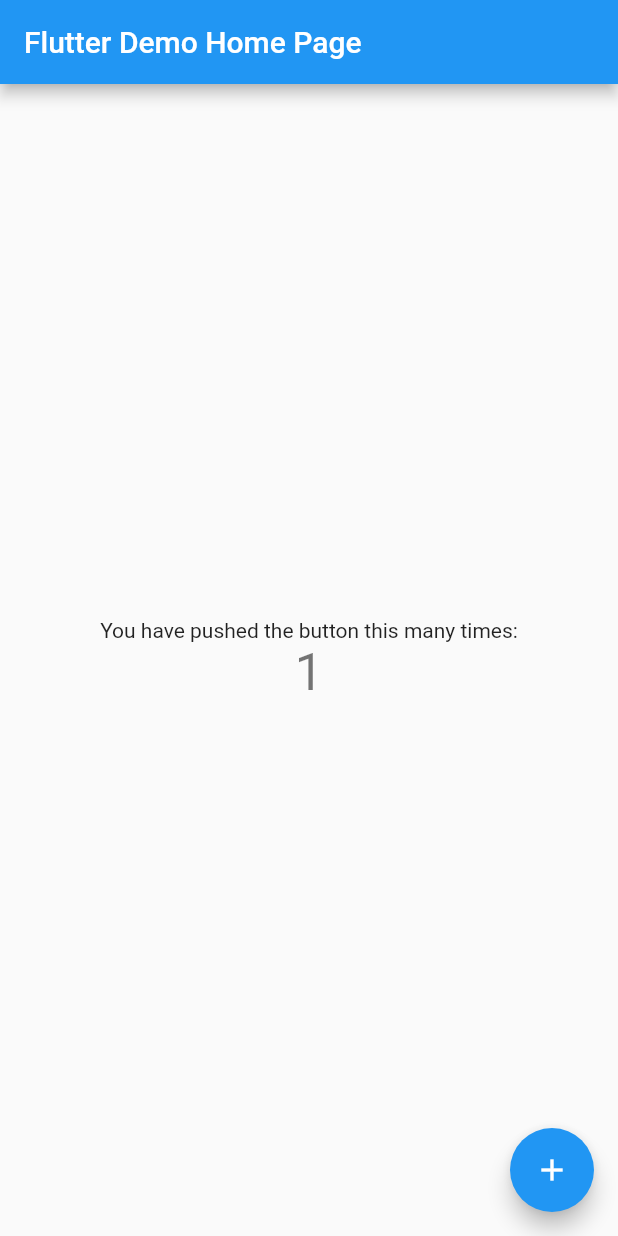
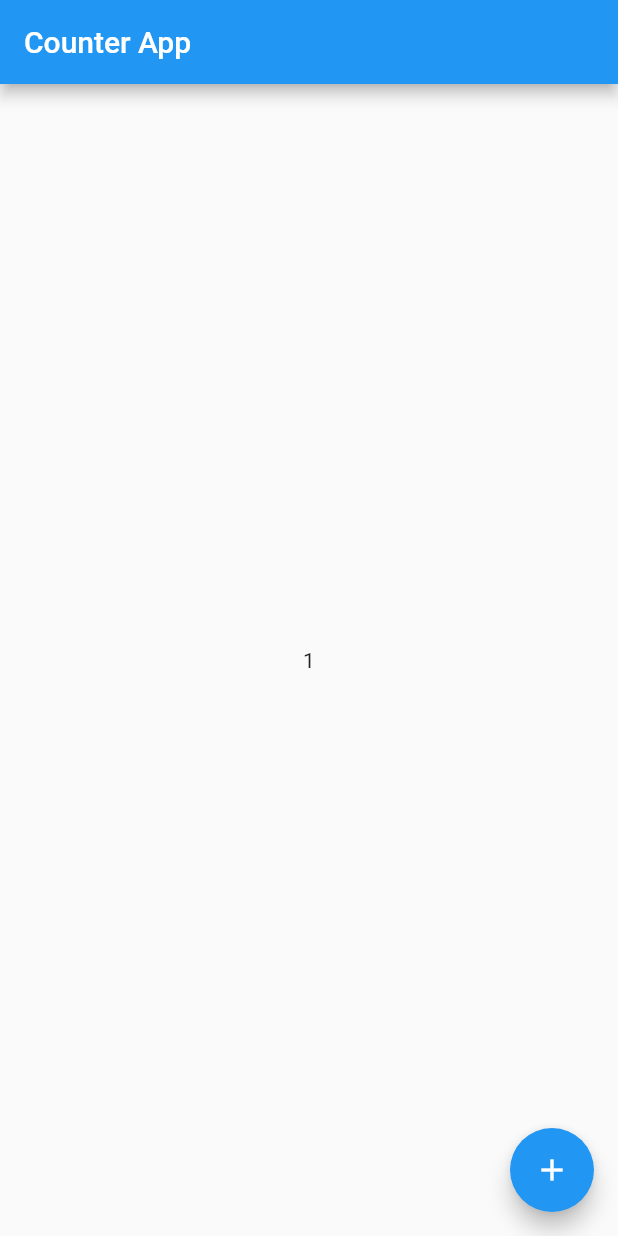
Before and after one commit to hashemidesign/counter_app_iw, a Flutter app: the screen it shows after launch, after a tap on the "add" icon, on a phone screen of 412 x 824 dp. Run offline on Flutter 3.47's test engine with Material 2 defaults, Android fonts, the phone set to English and light mode, and no system bars.

Commit message:
add counter inherted widget

```diff
--- /dev/null
+++ b/lib/counter.dart
@@ -0,0 +1,32 @@
+import 'package:flutter/cupertino.dart';
+
+class Counter {
+  int _value;
+
+  Counter() : _value = 0;
+
+  int get value => _value;
+
+  void increment() {
+    _value++;
+  }
+}
+
+class CounterProvider extends InheritedWidget {
+  final Counter counter;
+
+  const CounterProvider({
+    Key? key,
+    required Widget child,
+    required this.counter,
+  }) : super(key: key, child: child);
+
+  @override
+  bool updateShouldNotify(covariant CounterProvider oldWidget) {
+    return counter.value != oldWidget.counter.value;
+  }
+
+  static CounterProvider of(BuildContext context) {
+    return context.dependOnInheritedWidgetOfExactType<CounterProvider>()!;
+  }
+}
--- a/lib/main.dart
+++ b/lib/main.dart
@@ -1,3 +1,4 @@
+import 'package:counter_app_iw/counter.dart';
 import 'package:flutter/material.dart';
 
 void main() {
@@ -13,103 +14,44 @@ class MyApp extends StatelessWidget {
     return MaterialApp(
       title: 'Flutter Demo',
       theme: ThemeData(
-        // This is the theme of your application.
-        //
-        // Try running your application with "flutter run". You'll see the
-        // application has a blue toolbar. Then, without quitting the app, try
-        // changing the primarySwatch below to Colors.green and then invoke
-        // "hot reload" (press "r" in the console where you ran "flutter run",
-        // or simply save your changes to "hot reload" in a Flutter IDE).
-        // Notice that the counter didn't reset back to zero; the application
-        // is not restarted.
         primarySwatch: Colors.blue,
       ),
-      home: const MyHomePage(title: 'Flutter Demo Home Page'),
+      home: CounterProvider(counter: Counter(), child: HomePage()),
     );
   }
 }
 
-class MyHomePage extends StatefulWidget {
-  const MyHomePage({super.key, required this.title});
 
-  // This widget is the home page of your application. It is stateful, meaning
-  // that it has a State object (defined below) that contains fields that affect
-  // how it looks.
-
-  // This class is the configuration for the state. It holds the values (in this
-  // case the title) provided by the parent (in this case the App widget) and
-  // used by the build method of the State. Fields in a Widget subclass are
-  // always marked "final".
-
-  final String title;
+class HomePage extends StatefulWidget {
+  const HomePage({Key? key}) : super(key: key);
 
   @override
-  State<MyHomePage> createState() => _MyHomePageState();
+  State<HomePage> createState() => _HomePageState();
 }
 
-class _MyHomePageState extends State<MyHomePage> {
-  int _counter = 0;
-
-  void _incrementCounter() {
-    setState(() {
-      // This call to setState tells the Flutter framework that something has
-      // changed in this State, which causes it to rerun the build method below
-      // so that the display can reflect the updated values. If we changed
-      // _counter without calling setState(), then the build method would not be
-      // called again, and so nothing would appear to happen.
-      _counter++;
-    });
-  }
+class _HomePageState extends State<HomePage> {
+  ValueKey<int> _key = ValueKey(0);
 
   @override
   Widget build(BuildContext context) {
-    // This method is rerun every time setState is called, for instance as done
-    // by the _incrementCounter method above.
-    //
-    // The Flutter framework has been optimized to make rerunning build methods
-    // fast, so that you can just rebuild anything that needs updating rather
-    // than having to individually change instances of widgets.
+    final counter = CounterProvider.of(context).counter;
     return Scaffold(
       appBar: AppBar(
-        // Here we take the value from the MyHomePage object that was created by
-        // the App.build method, and use it to set our appbar title.
-        title: Text(widget.title),
+        title: const Text("Counter App"),
+      ),
+      floatingActionButton: FloatingActionButton(
+        onPressed: (){
+          counter.increment();
+          setState(() {
+            _key = ValueKey(counter.value);
+          });
+        },
+        child: const Icon(Icons.add),
       ),
       body: Center(
-        // Center is a layout widget. It takes a single child and positions it
-        // in the middle of the parent.
-        child: Column(
-          // Column is also a layout widget. It takes a list of children and
-          // arranges them vertically. By default, it sizes itself to fit its
-          // children horizontally, and tries to be as tall as its parent.
-          //
-          // Invoke "debug painting" (press "p" in the console, choose the
-          // "Toggle Debug Paint" action from the Flutter Inspector in Android
-          // Studio, or the "Toggle Debug Paint" command in Visual Studio Code)
-          // to see the wireframe for each widget.
-          //
-          // Column has various properties to control how it sizes itself and
-          // how it positions its children. Here we use mainAxisAlignment to
-          // center the children vertically; the main axis here is the vertical
-          // axis because Columns are vertical (the cross axis would be
-          // horizontal).
-          mainAxisAlignment: MainAxisAlignment.center,
-          children: <Widget>[
-            const Text(
-              'You have pushed the button this many times:',
-            ),
-            Text(
-              '$_counter',
-              style: Theme.of(context).textTheme.headlineMedium,
-            ),
-          ],
-        ),
+        key: _key,
+        child: Text("${counter.value}"),
       ),
-      floatingActionButton: FloatingActionButton(
-        onPressed: _incrementCounter,
-        tooltip: 'Increment',
-        child: const Icon(Icons.add),
-      ), // This trailing comma makes auto-formatting nicer for build methods.
     );
   }
 }
```
